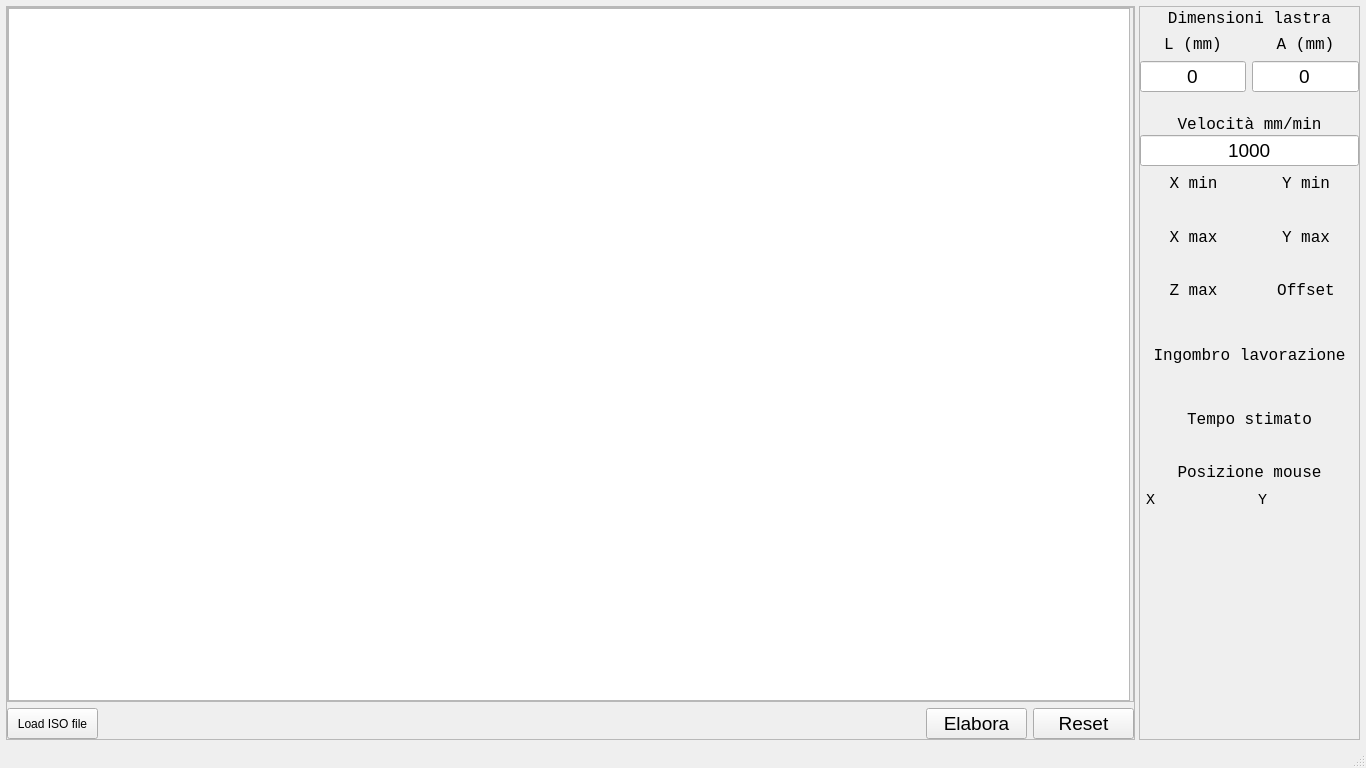
Above: ISOViewerMainWindow.ui from LuigiCaradonna/isoviewer-for-helios-automazioni-cnc before the change. Below: the same form after it.
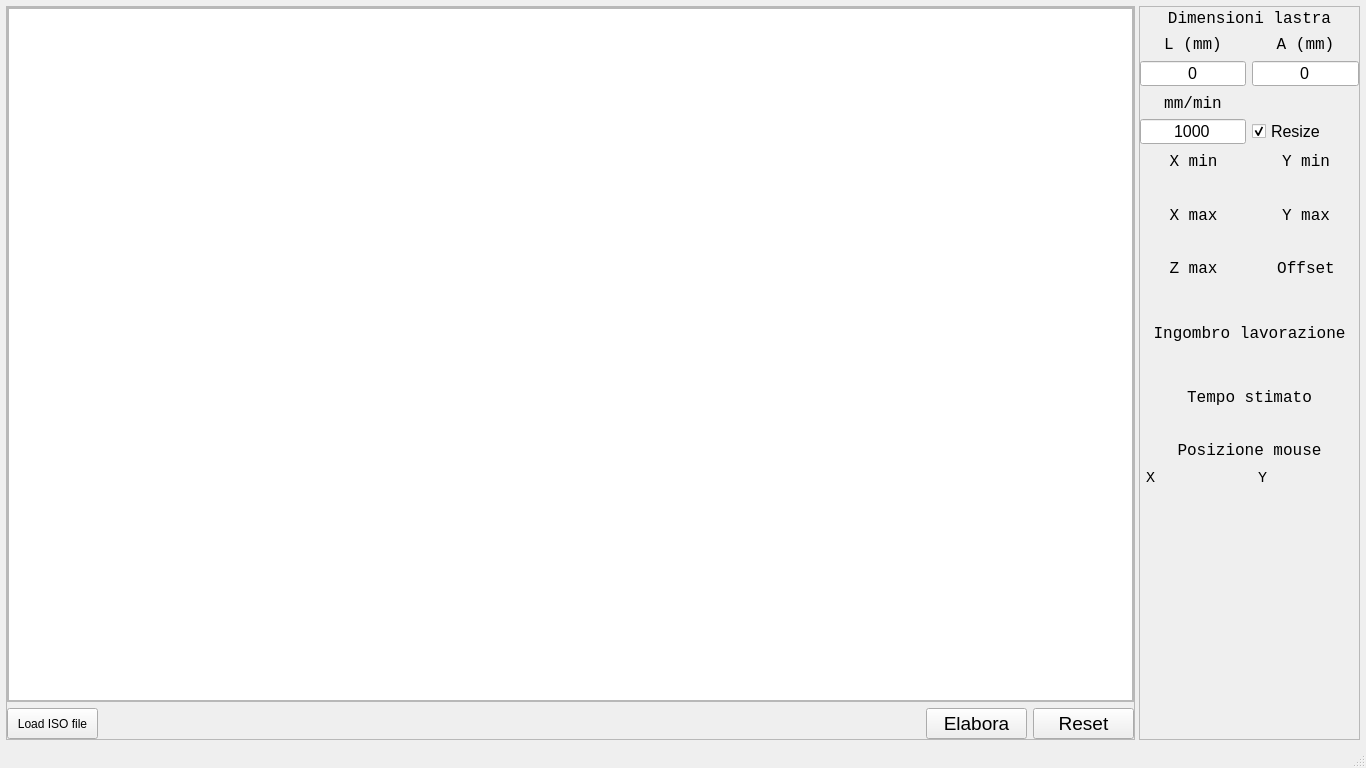
That is the form after the change.

Patch:
```diff
--- a/ISOViewerMainWindow.ui
+++ b/ISOViewerMainWindow.ui
@@ -77,7 +77,7 @@
                <number>0</number>
               </property>
               <property name="rightMargin">
-               <number>3</number>
+               <number>0</number>
               </property>
               <property name="bottomMargin">
                <number>0</number>
@@ -306,18 +306,18 @@
              <property name="minimumSize">
               <size>
                <width>0</width>
-               <height>31</height>
+               <height>25</height>
               </size>
              </property>
              <property name="maximumSize">
               <size>
                <width>16777215</width>
-               <height>31</height>
+               <height>25</height>
               </size>
              </property>
              <property name="font">
               <font>
-               <pointsize>14</pointsize>
+               <pointsize>12</pointsize>
               </font>
              </property>
              <property name="text">
@@ -333,18 +333,18 @@
              <property name="minimumSize">
               <size>
                <width>0</width>
-               <height>31</height>
+               <height>25</height>
               </size>
              </property>
              <property name="maximumSize">
               <size>
                <width>16777215</width>
-               <height>31</height>
+               <height>25</height>
               </size>
              </property>
              <property name="font">
               <font>
-               <pointsize>14</pointsize>
+               <pointsize>12</pointsize>
               </font>
              </property>
              <property name="text">
@@ -355,16 +355,12 @@
              </property>
             </widget>
            </item>
-          </layout>
-         </item>
-         <item>
-          <layout class="QVBoxLayout" name="verticalLayout_4">
-           <item>
+           <item row="2" column="0">
             <widget class="QLabel" name="lbl_tool_speed">
              <property name="minimumSize">
               <size>
                <width>0</width>
-               <height>31</height>
+               <height>21</height>
               </size>
              </property>
              <property name="maximumSize">
@@ -380,30 +376,30 @@
               </font>
              </property>
              <property name="text">
-              <string>Velocità mm/min</string>
+              <string>mm/min</string>
              </property>
              <property name="alignment">
               <set>Qt::AlignBottom|Qt::AlignHCenter</set>
              </property>
             </widget>
            </item>
-           <item>
+           <item row="3" column="0">
             <widget class="QLineEdit" name="in_tool_speed">
              <property name="minimumSize">
               <size>
                <width>0</width>
-               <height>31</height>
+               <height>25</height>
               </size>
              </property>
              <property name="maximumSize">
               <size>
                <width>16777215</width>
-               <height>31</height>
+               <height>25</height>
               </size>
              </property>
              <property name="font">
               <font>
-               <pointsize>14</pointsize>
+               <pointsize>12</pointsize>
               </font>
              </property>
              <property name="text">
@@ -414,6 +410,39 @@
              </property>
             </widget>
            </item>
+           <item row="3" column="1">
+            <widget class="QCheckBox" name="chk_autoresize">
+             <property name="minimumSize">
+              <size>
+               <width>0</width>
+               <height>21</height>
+              </size>
+             </property>
+             <property name="maximumSize">
+              <size>
+               <width>16777215</width>
+               <height>21</height>
+              </size>
+             </property>
+             <property name="font">
+              <font>
+               <pointsize>12</pointsize>
+              </font>
+             </property>
+             <property name="text">
+              <string>Resize</string>
+             </property>
+             <property name="iconSize">
+              <size>
+               <width>16</width>
+               <height>16</height>
+              </size>
+             </property>
+             <property name="checked">
+              <bool>true</bool>
+             </property>
+            </widget>
+           </item>
           </layout>
          </item>
          <item>
```
Left out of the diff: 59 changed lines with no effect on the pictures.
